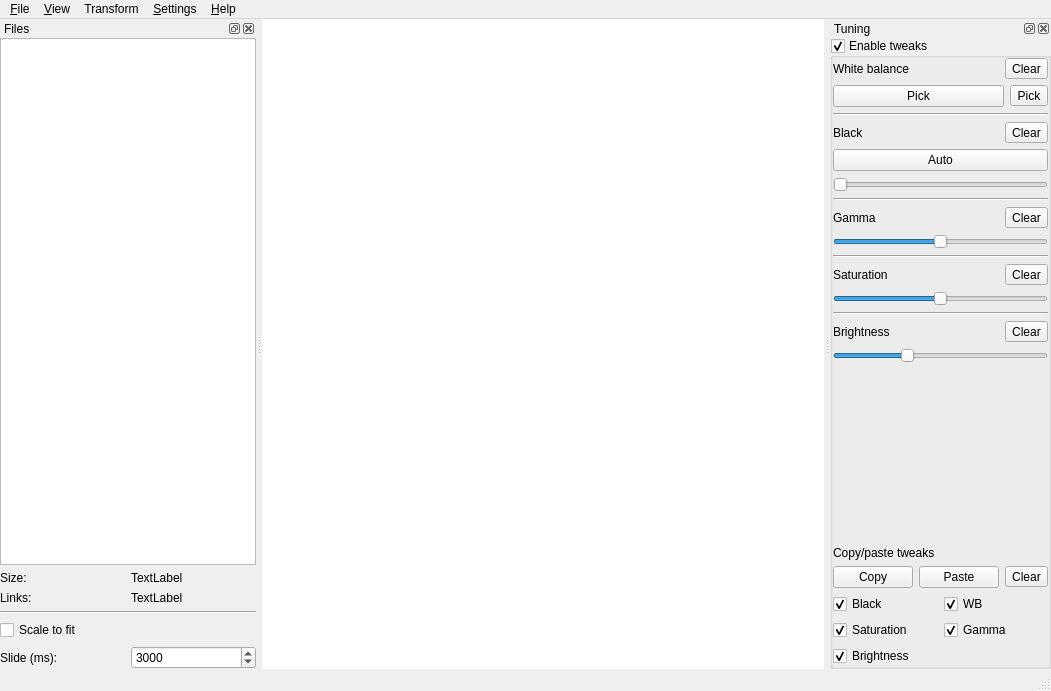
First picture: the form in src/mainwindow.ui, repository bernds/equiv, before the edit.
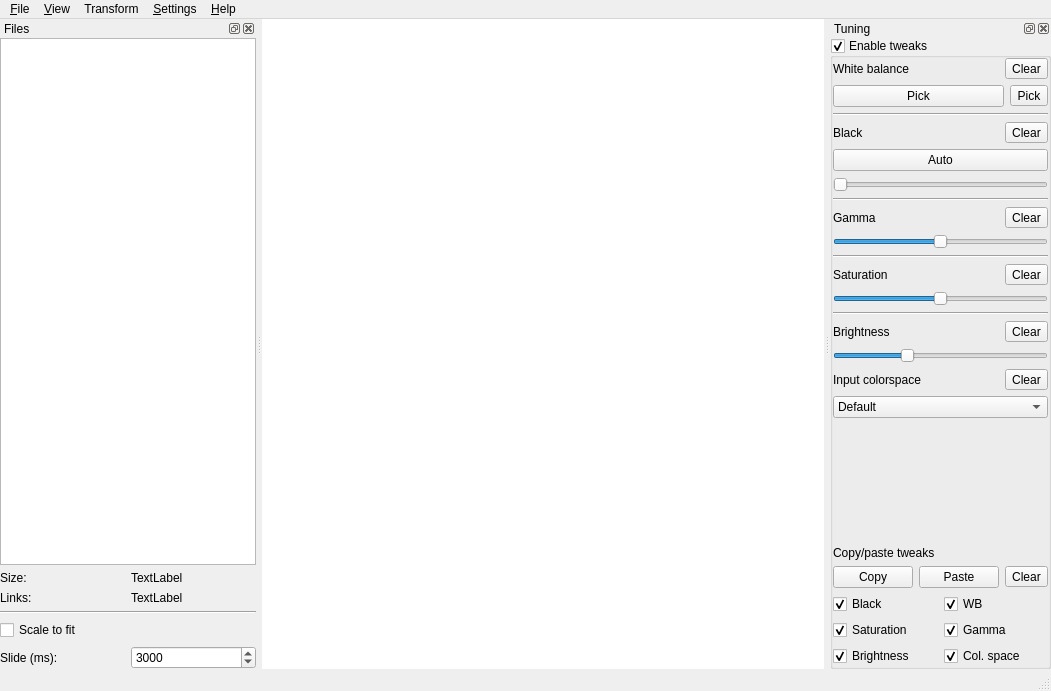
Second picture: the form after the edit. Icons and pictures are not drawn. Custom widgets are drawn as their Qt base class.

Commit message:
New tweak option: choose input colourspace
Colourspace information is really easy to lose with command line tools like
jpegtran. This allows choosing one of Qt's known colourspaces
in the viewer to at least visually repair such a file.

```diff
--- a/src/mainwindow.ui
+++ b/src/mainwindow.ui
@@ -440,6 +440,76 @@
           </property>
          </widget>
         </item>
+        <item>
+         <widget class="QWidget" name="widget_11" native="true">
+          <layout class="QHBoxLayout" name="horizontalLayout_13">
+           <property name="leftMargin">
+            <number>0</number>
+           </property>
+           <property name="topMargin">
+            <number>0</number>
+           </property>
+           <property name="rightMargin">
+            <number>0</number>
+           </property>
+           <property name="bottomMargin">
+            <number>0</number>
+           </property>
+           <item>
+            <widget class="QLabel" name="label_11">
+             <property name="text">
+              <string>Input colorspace</string>
+             </property>
+            </widget>
+           </item>
+           <item>
+            <widget class="QToolButton" name="csClearButton">
+             <property name="text">
+              <string>Clear</string>
+             </property>
+             <property name="icon">
+              <iconset resource="equiv.qrc">
+               <normaloff>:/newPrefix/icons/Edit-undo.svg</normaloff>:/newPrefix/icons/Edit-undo.svg</iconset>
+             </property>
+            </widget>
+           </item>
+          </layout>
+         </widget>
+        </item>
+        <item>
+         <widget class="QComboBox" name="cspaceComboBox">
+          <item>
+           <property name="text">
+            <string>Default</string>
+           </property>
+          </item>
+          <item>
+           <property name="text">
+            <string>SRGB</string>
+           </property>
+          </item>
+          <item>
+           <property name="text">
+            <string>SRGB Linear</string>
+           </property>
+          </item>
+          <item>
+           <property name="text">
+            <string>Adobe</string>
+           </property>
+          </item>
+          <item>
+           <property name="text">
+            <string>DisplayP3</string>
+           </property>
+          </item>
+          <item>
+           <property name="text">
+            <string>Pro Photo</string>
+           </property>
+          </item>
+         </widget>
+        </item>
         <item>
          <spacer name="verticalSpacer">
           <property name="orientation">
@@ -571,6 +641,16 @@
              </property>
             </widget>
            </item>
+           <item row="3" column="1">
+            <widget class="QCheckBox" name="pasteCSCheckBox">
+             <property name="text">
+              <string>Col. space</string>
+             </property>
+             <property name="checked">
+              <bool>true</bool>
+             </property>
+            </widget>
+           </item>
           </layout>
          </widget>
         </item>
```
The commit also changes 4 other files.
